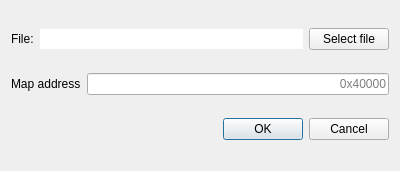
Before: the Qt Designer form src/dialogs/OpenFileDialog.ui in rizinorg/cutter, drawn with Qt 5.
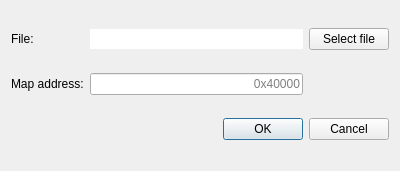
After: the same form once the commit is applied.

Commit message: new variant layout for OpenFileDialog in 3 column

```diff
--- a/src/dialogs/OpenFileDialog.ui
+++ b/src/dialogs/OpenFileDialog.ui
@@ -15,11 +15,6 @@
   </property>
   <layout class="QGridLayout" name="gridLayout">
    <item row="0" column="0">
-    <layout class="QHBoxLayout" name="horizontalLayout">
-     <property name="topMargin">
-      <number>0</number>
-     </property>
-     <item>
       <widget class="QLabel" name="filenameLabel">
        <property name="sizePolicy">
         <sizepolicy hsizetype="Preferred" vsizetype="Fixed">
@@ -32,7 +27,7 @@
        </property>
       </widget>
      </item>
-     <item>
+   <item row="0" column="1">
       <widget class="QLineEdit" name="filenameLineEdit">
        <property name="focusPolicy">
         <enum>Qt::ClickFocus</enum>
@@ -51,25 +46,21 @@
        </property>
       </widget>
      </item>
-    </layout>
-   </item>
-   <item row="0" column="1">
+   <item row="0" column="2">
     <widget class="QPushButton" name="selectFileButton">
      <property name="text">
       <string>Select file</string>
      </property>
     </widget>
    </item>
-   <item row="1" column="0" colspan="2">
-    <layout class="QHBoxLayout" name="horizontalLayout_2">
-     <item>
+   <item row="1" column="0">
       <widget class="QLabel" name="mapAddressLabel">
        <property name="text">
-        <string>Map address</string>
+      <string>Map address:</string>
        </property>
       </widget>
      </item>
-     <item>
+   <item row="1" column="1">
       <widget class="QLineEdit" name="mapAddressLineEdit">
        <property name="toolTip">
         <string/>
@@ -82,9 +73,7 @@
        </property>
       </widget>
      </item>
-    </layout>
-   </item>
-   <item row="2" column="0" colspan="2">
+   <item row="2" column="0" colspan="3">
     <widget class="QDialogButtonBox" name="buttonBox">
      <property name="orientation">
       <enum>Qt::Horizontal</enum>
```
Lines whose indentation alone changed are shown as unchanged.
